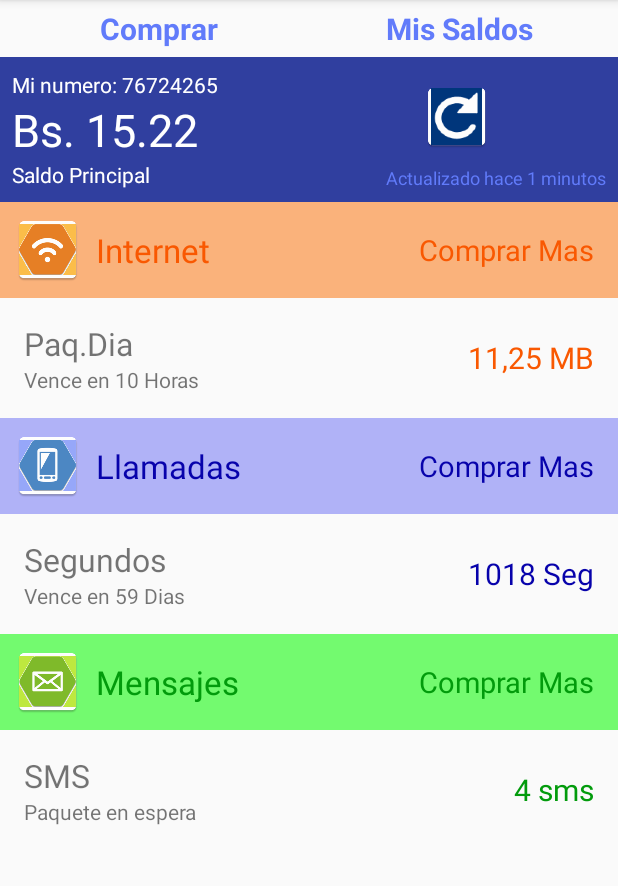
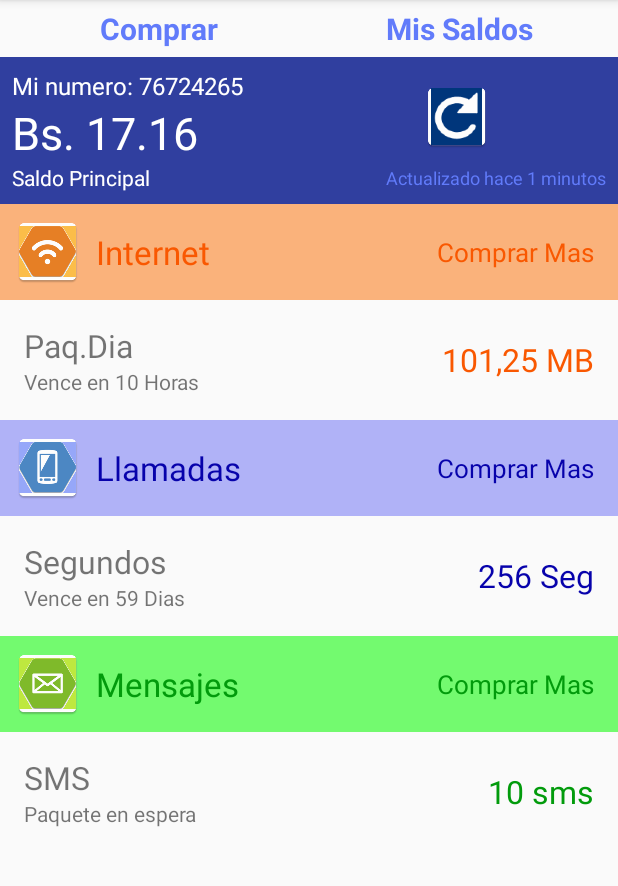
Before and after one commit to jorgeinfo/StudyJam_Tarea_1_1, an Android app: the screen it shows after launch (MainActivity), on a phone screen of 412 x 824 dp, the part 84-970 px from its top. Run offline under Robolectric (Android 15) with nearby library versions, the phone set to English and light mode, and no system bars.

Commit message:
cambie el tamanio de los textos y modifique los datos de los mismos

```diff
--- a/app/src/main/res/layout/activity_main.xml
+++ b/app/src/main/res/layout/activity_main.xml
@@ -52,11 +52,12 @@
                 android:layout_width="wrap_content"
                 android:layout_height="wrap_content"
                 android:text="Mi numero: 76724265"
-                android:textColor="@color/blanco"/>
+                android:textColor="@color/blanco"
+                android:textSize="16sp"/>
             <TextView
                 android:layout_width="wrap_content"
                 android:layout_height="wrap_content"
-                android:text="Bs. 15.22"
+                android:text="Bs. 17.16"
                 android:textSize="30sp"
                 android:textColor="@color/blanco"/>
             <TextView
@@ -129,7 +130,7 @@
                android:layout_weight="1"
                android:padding="8sp"
                android:gravity="right"
-               android:textSize="19sp"
+               android:textSize="17sp"
                android:layout_gravity="center_vertical"/>
         </LinearLayout>
         <LinearLayout
@@ -158,13 +159,13 @@
             <TextView
                 android:layout_width="match_parent"
                 android:layout_height="wrap_content"
-                android:text="11,25 MB"
+                android:text="101,25 MB"
                 android:gravity="right"
                 android:padding="8sp"
                 android:layout_gravity="center_vertical"
                 android:textColor="@color/naranja"
                 android:layout_weight="1"
-                android:textSize="20sp"/>
+                android:textSize="21sp"/>
         </LinearLayout>
         <LinearLayout
             android:layout_width="match_parent"
@@ -199,7 +200,7 @@
                 android:text="Comprar Mas"
                 android:layout_weight="1"
                 android:padding="8sp"
-                android:textSize="19sp"
+                android:textSize="17sp"
                 android:layout_gravity="center_vertical"
                 android:gravity="right"
                 android:textColor="@color/azuloscuro"/>
@@ -231,11 +232,11 @@
             <TextView
                 android:layout_width="match_parent"
                 android:layout_height="wrap_content"
-                android:text="1018 Seg"
+                android:text="256 Seg"
                 android:layout_weight="1"
                 android:gravity="right"
                 android:padding="8sp"
-                android:textSize="20sp"
+                android:textSize="21sp"
                 android:layout_gravity="center_vertical"
                 android:textColor="@color/azuloscuro"/>
         </LinearLayout>
@@ -274,7 +275,7 @@
                  android:textColor="@color/verde"
                  android:layout_weight="1"
                  android:padding="8sp"
-                 android:textSize="19sp"
+                 android:textSize="17sp"
                  android:gravity="right"/>
          </LinearLayout>
          <LinearLayout
@@ -303,13 +304,13 @@
             <TextView
                 android:layout_width="match_parent"
                 android:layout_height="wrap_content"
-                android:text="4 sms"
+                android:text="10 sms"
                 android:padding="8sp"
                 android:layout_gravity="center_vertical"
                 android:textColor="@color/verde"
                 android:layout_weight="1"
                 android:gravity="right"
-                android:textSize="20sp"/>
+                android:textSize="21sp"/>
         </LinearLayout>
 
     </LinearLayout>
```
